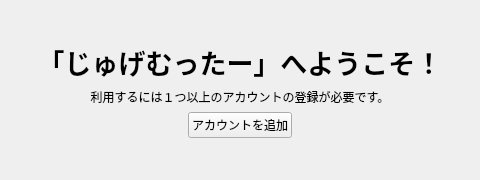
First picture: the form in src/views/viewwelcome.ui, repository sharkpp/Jugemutter, before the edit.
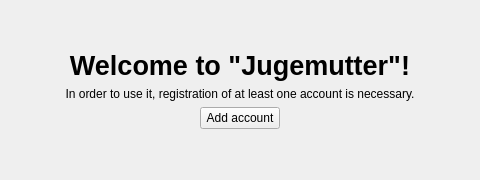
Second picture: the form after the edit. Icons and pictures are not drawn.

Diff of the .ui file:
```diff
--- a/src/views/viewwelcome.ui
+++ b/src/views/viewwelcome.ui
@@ -43,7 +43,7 @@
       </font>
      </property>
      <property name="text">
-      <string>「じゅげむったー」へようこそ！</string>
+      <string>Welcome to &quot;Jugemutter&quot;!</string>
      </property>
      <property name="textFormat">
       <enum>Qt::PlainText</enum>
@@ -56,7 +56,7 @@
    <item>
     <widget class="QLabel" name="label_2">
      <property name="text">
-      <string>利用するには１つ以上のアカウントの登録が必要です。</string>
+      <string>In order to use it, registration of at least one account is necessary.</string>
      </property>
      <property name="textFormat">
       <enum>Qt::PlainText</enum>
@@ -80,7 +80,7 @@
         </sizepolicy>
        </property>
        <property name="text">
-        <string>アカウントを追加</string>
+        <string>Add account</string>
        </property>
        <property name="icon">
         <iconset resource="../resources.qrc">
```
Left out of the diff: 2 changed lines with no effect on the pictures.
